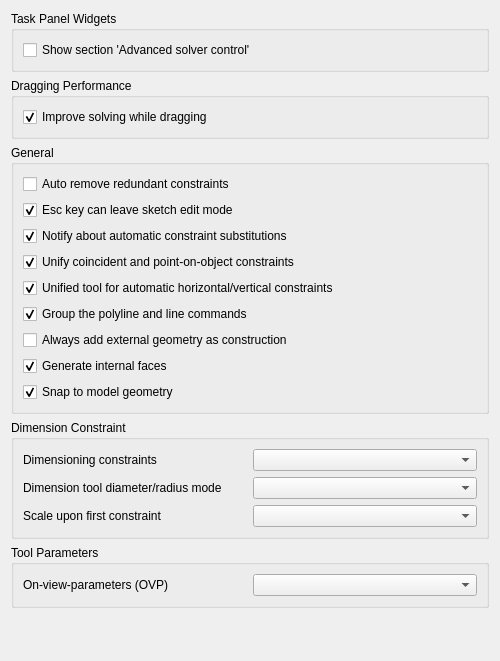
First picture: the form in src/Mod/Sketcher/Gui/SketcherSettings.ui, repository FloppyO1/enhanced-FreeCAD, before the edit.
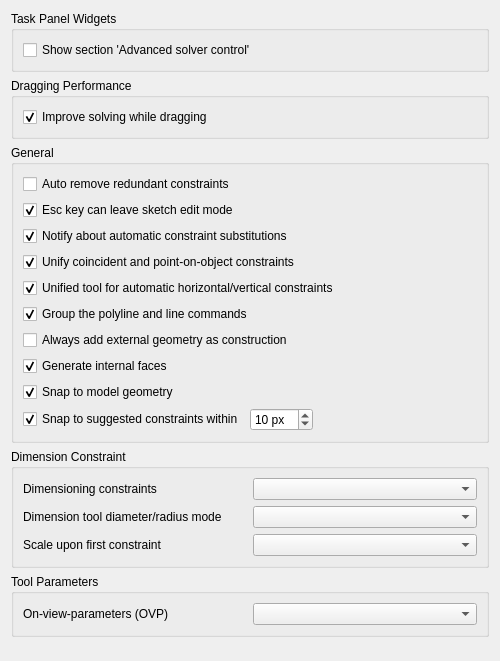
Second picture: the form after the edit. Custom widgets are drawn as their Qt base class.

Commit message: Sketcher: Snap to suggested constraints

```diff
--- a/src/Mod/Sketcher/Gui/SketcherSettings.ui
+++ b/src/Mod/Sketcher/Gui/SketcherSettings.ui
@@ -272,6 +272,67 @@
         </property>
        </widget>
       </item>
+      <item>
+       <layout class="QHBoxLayout" name="layoutSnapToSuggestedConstraints">
+        <item>
+         <widget class="Gui::PrefCheckBox" name="checkBoxSnapToSuggestedConstraints">
+          <property name="toolTip">
+           <string>While drawing, the cursor position snaps onto the position that satisfies the suggested constraints (coincidence, point on object, horizontal, vertical, parallel, perpendicular, tangency, line extension) when it is within the snap distance. A marker shows the snapped position.</string>
+          </property>
+          <property name="text">
+           <string>Snap to suggested constraints within</string>
+          </property>
+          <property name="checked">
+           <bool>true</bool>
+          </property>
+          <property name="prefEntry" stdset="0">
+           <cstring>SnapToSuggestedConstraints</cstring>
+          </property>
+          <property name="prefPath" stdset="0">
+           <cstring>Mod/Sketcher/Snap</cstring>
+          </property>
+         </widget>
+        </item>
+        <item>
+         <widget class="Gui::PrefSpinBox" name="spinBoxSuggestedConstraintSnapDistance">
+          <property name="toolTip">
+           <string>Distance on screen, in pixels, from which the cursor position snaps to suggested constraints</string>
+          </property>
+          <property name="suffix">
+           <string> px</string>
+          </property>
+          <property name="minimum">
+           <number>1</number>
+          </property>
+          <property name="maximum">
+           <number>100</number>
+          </property>
+          <property name="value">
+           <number>10</number>
+          </property>
+          <property name="prefEntry" stdset="0">
+           <cstring>SuggestedConstraintSnapDistance</cstring>
+          </property>
+          <property name="prefPath" stdset="0">
+           <cstring>Mod/Sketcher/Snap</cstring>
+          </property>
+         </widget>
+        </item>
+        <item>
+         <spacer name="spacerSnapToSuggestedConstraints">
+          <property name="orientation">
+           <enum>Qt::Horizontal</enum>
+          </property>
+          <property name="sizeHint" stdset="0">
+           <size>
+            <width>0</width>
+            <height>0</height>
+           </size>
+          </property>
+         </spacer>
+        </item>
+       </layout>
+      </item>
      </layout>
     </widget>
    </item>
@@ -396,6 +457,11 @@
    <extends>QCheckBox</extends>
    <header>Gui/PrefWidgets.h</header>
   </customwidget>
+  <customwidget>
+   <class>Gui::PrefSpinBox</class>
+   <extends>QSpinBox</extends>
+   <header>Gui/PrefWidgets.h</header>
+  </customwidget>
  </customwidgets>
  <tabstops>
   <tabstop>checkBoxAdvancedSolverTaskBox</tabstop>
```
The commit also changes 15 other files.
